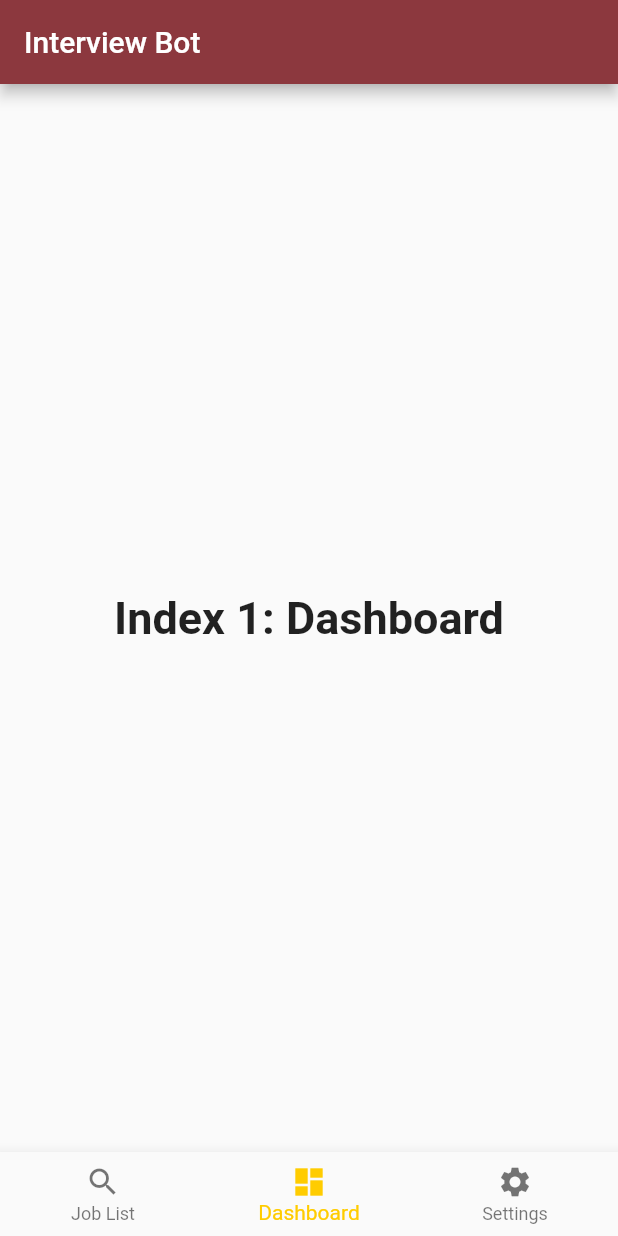
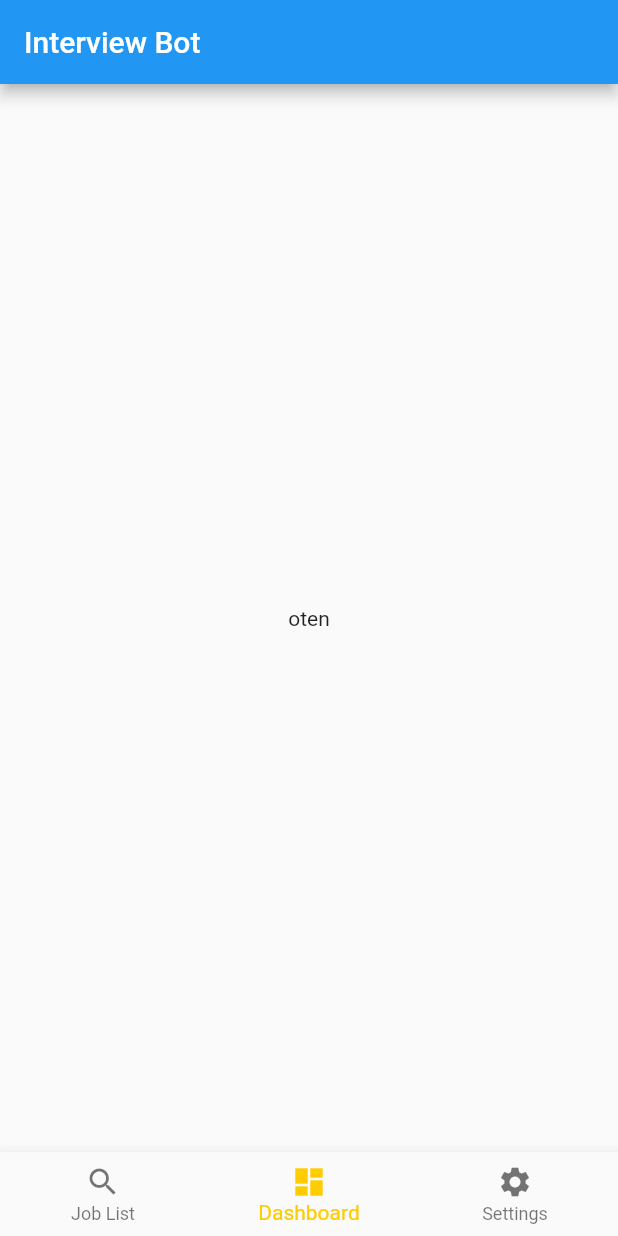
Before and after one commit to rodel250/InterviewBot_Android, a Flutter app: the screen it shows after launch, item 2 of the bottom bar chosen, on a phone screen of 412 x 824 dp. Run offline on Flutter 3.47's test engine with Material 2 defaults, Android fonts, the phone set to English and light mode, and no system bars.

Commit message:
ge lahi ang nav bar

```diff
--- /dev/null
+++ b/lib/admin_dashboard.dart
@@ -0,0 +1,11 @@
+import 'package:flutter/cupertino.dart';
+import 'package:flutter/material.dart';
+
+class Dashboard extends StatelessWidget {
+  @override
+  Widget build(BuildContext context) {
+    return Center(
+      child: Text('oten'),
+    );
+  }
+}
--- a/lib/main.dart
+++ b/lib/main.dart
@@ -1,88 +1,16 @@
 import 'package:flutter/material.dart';
+import 'package:interview_bot/nav.dart';
 
-void main() => runApp(const MyApp());
+void main() {
+  runApp(MyApp());
+}
 
-/// This is the main application widget.
 class MyApp extends StatelessWidget {
-  const MyApp({Key? key}) : super(key: key);
-
-  static const String _title = 'Interview Bot';
-
   @override
   Widget build(BuildContext context) {
-    return const MaterialApp(
-      title: _title,
-      home: MyStatefulWidget(),
+    return MaterialApp(
+      title: 'Bottom Navigation Bar',
+      home: Nav(),
     );
   }
 }
-
-/// This is the stateful widget that the main application instantiates.
-class MyStatefulWidget extends StatefulWidget {
-  const MyStatefulWidget({Key? key}) : super(key: key);
-
-  @override
-  State<MyStatefulWidget> createState() => _MyStatefulWidgetState();
-}
-
-/// This is the private State class that goes with MyStatefulWidget.
-class _MyStatefulWidgetState extends State<MyStatefulWidget> {
-  int _selectedIndex = 0;
-  static const TextStyle optionStyle =
-      TextStyle(fontSize: 30, fontWeight: FontWeight.bold);
-  static const List<Widget> _widgetOptions = <Widget>[
-    Text(
-      'Index 0: Job List',
-      style: optionStyle,
-    ),
-    Text(
-      'Index 1: Dashboard',
-      style: optionStyle,
-    ),
-    Text(
-      'Index 2: Settings',
-      style: optionStyle,
-    ),
-  ];
-
-  void _onItemTapped(int index) {
-    setState(() {
-      _selectedIndex = index;
-    });
-  }
-
-  @override
-  Widget build(BuildContext context) {
-    return Scaffold(
-      appBar: AppBar(
-        title: const Text('Interview Bot'),
-        backgroundColor: Color(0xFF8C383E),
-      ),
-      body: Center(
-        child: _widgetOptions.elementAt(_selectedIndex),
-      ),
-      bottomNavigationBar: BottomNavigationBar(
-        items: const <BottomNavigationBarItem>[
-          BottomNavigationBarItem(
-            icon: Icon(Icons.search),
-            label: 'Job List',
-            backgroundColor: Color(0xFF8C383E),
-          ),
-          BottomNavigationBarItem(
-            icon: Icon(Icons.dashboard),
-            label: 'Dashboard',
-            backgroundColor: Color(0xFF8C383E),
-          ),
-          BottomNavigationBarItem(
-            icon: Icon(Icons.settings),
-            label: 'Settings',
-            backgroundColor: Color(0xFF8C383E),
-          ),
-        ],
-        currentIndex: _selectedIndex,
-        selectedItemColor: Color(0xFFFFCC00),
-        onTap: _onItemTapped,
-      ),
-    );
-  }
-}
--- /dev/null
+++ b/lib/nav.dart
@@ -0,0 +1,141 @@
+import 'package:flutter/material.dart';
+import 'package:interview_bot/admin_dashboard.dart';
+
+class Nav extends StatefulWidget {
+  @override
+  _NavState createState() => _NavState();
+}
+
+class _NavState extends State<Nav> {
+  int _selectedIndex = 0;
+  List<Widget> _widgetOptions = <Widget>[
+    Text('Job List'),
+    Dashboard(),
+    Text('Settings'),
+  ];
+
+  void _onItemTap(int index) {
+    setState(() {
+      _selectedIndex = index;
+    });
+  }
+
+  @override
+  Widget build(BuildContext context) {
+    return Scaffold(
+      appBar: AppBar(
+        title: Text('Interview Bot'),
+      ),
+      body: Center(
+        child: _widgetOptions.elementAt(_selectedIndex),
+      ),
+      bottomNavigationBar: BottomNavigationBar(
+        items: const <BottomNavigationBarItem>[
+          BottomNavigationBarItem(
+            icon: Icon(Icons.search),
+            label: 'Job List',
+            backgroundColor: Color(0xFF8C383E),
+          ),
+          BottomNavigationBarItem(
+            icon: Icon(Icons.dashboard),
+            label: 'Dashboard',
+            backgroundColor: Color(0xFF8C383E),
+          ),
+          BottomNavigationBarItem(
+            icon: Icon(Icons.settings),
+            label: 'Settings',
+            backgroundColor: Color(0xFF8C383E),
+          ),
+        ],
+        currentIndex: _selectedIndex,
+        onTap: _onItemTap,
+        selectedItemColor: Color(0xFFFFCC00),
+      ),
+    );
+  }
+}
+/*
+void main() => runApp(const MyApp());
+
+/// This is the main application widget.
+class MyApp extends StatelessWidget {
+  const MyApp({Key? key}) : super(key: key);
+
+  static const String _title = 'Interview Bot';
+
+  @override
+  Widget build(BuildContext context) {
+    return const MaterialApp(
+      title: _title,
+      home: MyStatefulWidget(),
+    );
+  }
+}
+
+/// This is the stateful widget that the main application instantiates.
+class MyStatefulWidget extends StatefulWidget {
+  const MyStatefulWidget({Key? key}) : super(key: key);
+
+  @override
+  State<MyStatefulWidget> createState() => _MyStatefulWidgetState();
+}
+
+/// This is the private State class that goes with MyStatefulWidget.
+class _MyStatefulWidgetState extends State<MyStatefulWidget> {
+  int _selectedIndex = 0;
+  static const TextStyle optionStyle =
+      TextStyle(fontSize: 30, fontWeight: FontWeight.bold);
+  static const List<Widget> _widgetOptions = <Widget>[
+    Text(
+      'Index 0: Job List',
+      style: optionStyle,
+    ),
+    Dashboard(),
+    Text(
+      'Index 2: Settings',
+      style: optionStyle,
+    ),
+  ];
+
+  void _onItemTapped(int index) {
+    setState(() {
+      _selectedIndex = index;
+    });
+  }
+
+  @override
+  Widget build(BuildContext context) {
+    return Scaffold(
+      appBar: AppBar(
+        title: const Text('Interview Bot'),
+        backgroundColor: Color(0xFF8C383E),
+      ),
+      body: Center(
+        child: _widgetOptions.elementAt(_selectedIndex),
+      ),
+      bottomNavigationBar: BottomNavigationBar(
+        items: const <BottomNavigationBarItem>[
+          BottomNavigationBarItem(
+            icon: Icon(Icons.search),
+            label: 'Job List',
+            backgroundColor: Color(0xFF8C383E),
+          ),
+          BottomNavigationBarItem(
+            icon: Icon(Icons.dashboard),
+            label: 'Dashboard',
+            backgroundColor: Color(0xFF8C383E),
+          ),
+          BottomNavigationBarItem(
+            icon: Icon(Icons.settings),
+            label: 'Settings',
+            backgroundColor: Color(0xFF8C383E),
+          ),
+        ],
+        currentIndex: _selectedIndex,
+        selectedItemColor: Color(0xFFFFCC00),
+        onTap: _onItemTapped,
+      ),
+    );
+  }
+}
+*/
```
